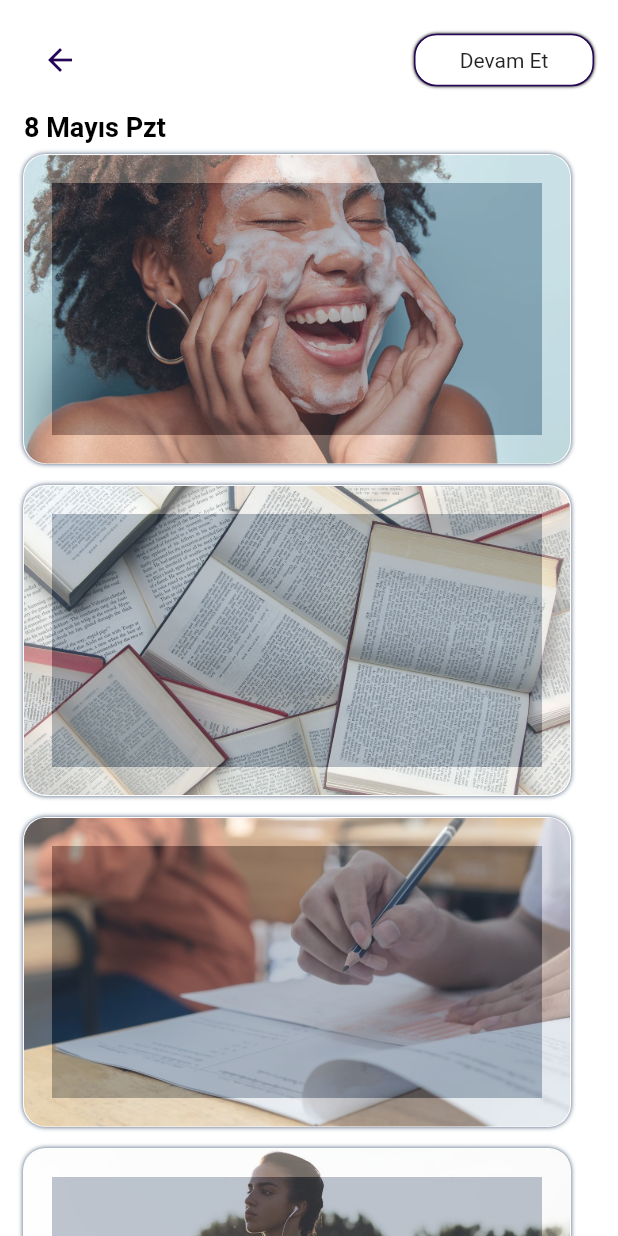
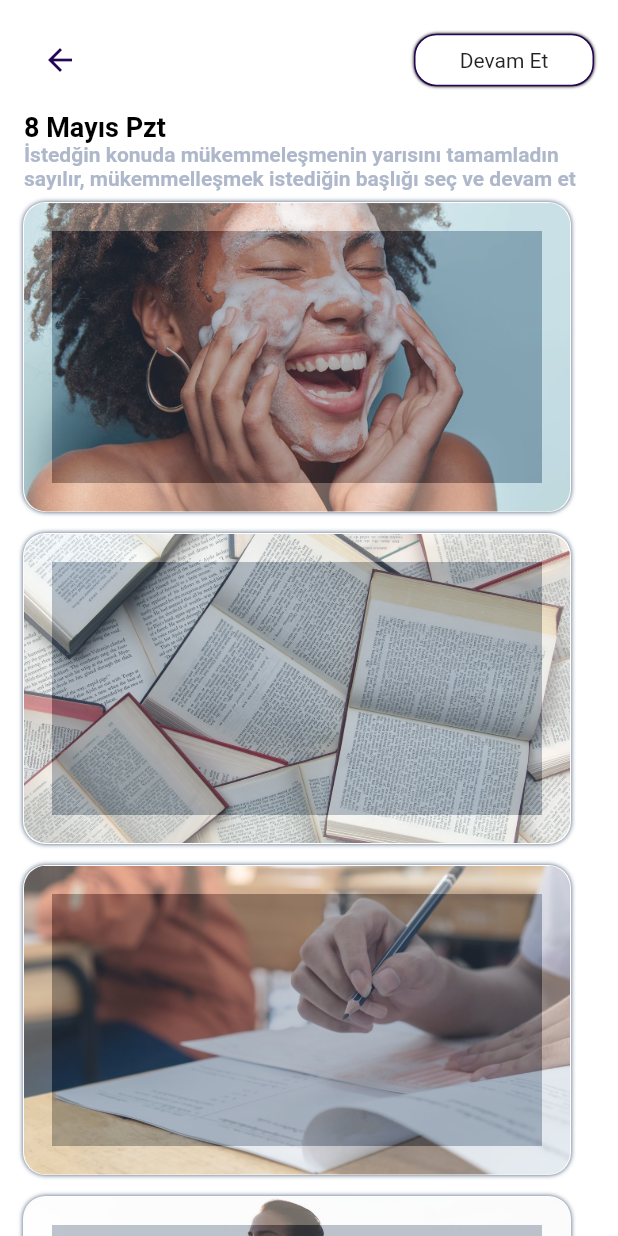
Before and after one commit to 404ibra/diarymedia, a Flutter app: the screen it shows after launch, on a phone screen of 412 x 824 dp. Run offline on Flutter 3.47's test engine with Material 2 defaults, Android fonts, the phone set to English and light mode, and no system bars; our stand-ins replace calendar_date_picker2, cloud_firestore, easy_localization, firebase_auth, firebase_core, get and 1 more; accounts and stored records are empty.

Commit message:
some ui updates and some bugs fixed

```diff
--- a/lib/views/new_diary/new_diary_view.dart
+++ b/lib/views/new_diary/new_diary_view.dart
@@ -59,7 +59,13 @@ class NewDiary extends StatelessWidget {
                 ),
                 //Color(0xfffe7d1d5
                 //"assets/images/wash_face_img.png"
-
+                const Text(
+                  "İstedğin konuda mükemmeleşmenin yarısını tamamladın sayılır, mükemmelleşmek istediğin başlığı seç ve devam et",
+                  style: TextStyle(
+                      color: CustomColors.profileSecondoryColor,
+                      fontSize: 14,
+                      fontWeight: FontWeight.w600),
+                ),
                 Padding(
                   padding: const EdgeInsets.symmetric(vertical: 8.0),
                   child: ListView.separated(
--- a/lib/views/new_diary/routine_details.dart
+++ b/lib/views/new_diary/routine_details.dart
@@ -1,9 +1,8 @@
 import 'package:calendar_date_picker2/calendar_date_picker2.dart';
 import 'package:dia/constant/constants.dart';
+import 'package:dia/model/create_routine_model.dart';
 import 'package:dia/view_model/new_diary_viewmodels.dart';
-import 'package:dia/views/new_diary/routine_props.dart';
 import 'package:dia/views/profile_page.dart';
-import 'package:flutter/cupertino.dart';
 import 'package:flutter/material.dart';
 import 'package:get/get.dart';
 import 'package:provider/provider.dart';
@@ -41,14 +40,14 @@ class RoutineDetails extends StatelessWidget {
                       CustomBordererdButton(
                         buttonText: "Oluştur",
                         onTap: () {
-                          Get.to(() => ProfilePage(),
+                          Get.to(() => const ProfilePage(),
                               transition: Transition.fadeIn);
                         },
                       )
                     ]),
                 const SizedBox(height: 15),
                 Text(
-                  "Yeni Bir Okuma Rutini Oluştur",
+                  "Yeni Bir ${CreateRoutineCard.text[index].toLowerCase().capitalizeFirst} Rutini Oluştur",
                   style: TextStyles.kHeadlineTextStyle.copyWith(fontSize: 20),
                 ),
 
--- a/lib/widgets/routine_card.dart
+++ b/lib/widgets/routine_card.dart
@@ -51,18 +51,22 @@ class RoutineCard extends StatelessWidget {
                     spreadRadius: 0.1,
                     blurStyle: BlurStyle.outer)
               ]),
-          child: Align(
-            alignment: AlignmentDirectional.bottomCenter,
+          child: AnimatedAlign(
+            alignment: cardViewModel.selectedIndex == index
+                ? AlignmentDirectional.center
+                : AlignmentDirectional.bottomCenter,
+            duration: const Duration(milliseconds: 110),
             child: Padding(
                 padding: const EdgeInsets.only(bottom: 8.0),
                 child: AnimatedOpacity(
                   duration: const Duration(milliseconds: 250),
-                  opacity: cardViewModel.selectedIndex == index ? 1.0 : 0,
+                  opacity: cardViewModel.selectedIndex == index ? 0.7 : 0,
                   child: Text(routineText,
                       style: const TextStyle(
+                        color: Colors.white,
                         letterSpacing: 1,
-                        fontSize: 22,
-                        fontWeight: FontWeight.w700,
+                        fontSize: 60,
+                        fontWeight: FontWeight.w600,
                       )),
                 )),
           ),
```
